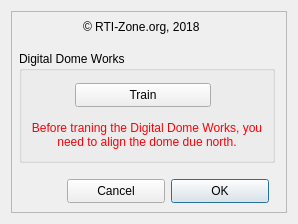
rpineau/ddwDome, file ddwDome.ui: the form before one commit.
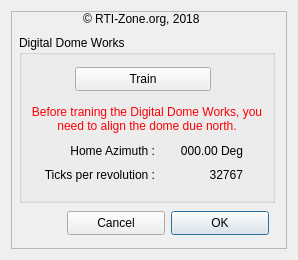
The form after the commit. Custom widgets are drawn as their Qt base class.

Commit message: Added some informations to the settings dialog (home Az and ticks per rev).

The edit to the form file:
```diff
--- a/ddwDome.ui
+++ b/ddwDome.ui
@@ -7,19 +7,19 @@
     <x>0</x>
     <y>0</y>
     <width>298</width>
-    <height>224</height>
+    <height>260</height>
    </rect>
   </property>
   <property name="minimumSize">
    <size>
     <width>298</width>
-    <height>224</height>
+    <height>260</height>
    </size>
   </property>
   <property name="maximumSize">
    <size>
     <width>298</width>
-    <height>224</height>
+    <height>260</height>
    </size>
   </property>
   <property name="windowTitle">
@@ -53,9 +53,9 @@
       <property name="geometry">
        <rect>
         <x>8</x>
-        <y>40</y>
+        <y>24</y>
         <width>256</width>
-        <height>112</height>
+        <height>168</height>
        </rect>
       </property>
       <property name="title">
@@ -93,12 +93,76 @@
         <bool>true</bool>
        </property>
       </widget>
+      <widget class="QLabel" name="label_2">
+       <property name="geometry">
+        <rect>
+         <x>16</x>
+         <y>104</y>
+         <width>120</width>
+         <height>24</height>
+        </rect>
+       </property>
+       <property name="text">
+        <string>Home Azimuth :</string>
+       </property>
+       <property name="alignment">
+        <set>Qt::AlignRight|Qt::AlignTrailing|Qt::AlignVCenter</set>
+       </property>
+      </widget>
+      <widget class="QLabel" name="homeAz">
+       <property name="geometry">
+        <rect>
+         <x>144</x>
+         <y>104</y>
+         <width>80</width>
+         <height>24</height>
+        </rect>
+       </property>
+       <property name="text">
+        <string>000.00 Deg</string>
+       </property>
+       <property name="alignment">
+        <set>Qt::AlignRight|Qt::AlignTrailing|Qt::AlignVCenter</set>
+       </property>
+      </widget>
+      <widget class="QLabel" name="label_3">
+       <property name="geometry">
+        <rect>
+         <x>0</x>
+         <y>128</y>
+         <width>136</width>
+         <height>24</height>
+        </rect>
+       </property>
+       <property name="text">
+        <string>Ticks per revolution :</string>
+       </property>
+       <property name="alignment">
+        <set>Qt::AlignRight|Qt::AlignTrailing|Qt::AlignVCenter</set>
+       </property>
+      </widget>
+      <widget class="QLabel" name="ticksPerRev">
+       <property name="geometry">
+        <rect>
+         <x>144</x>
+         <y>128</y>
+         <width>80</width>
+         <height>24</height>
+        </rect>
+       </property>
+       <property name="text">
+        <string>32767</string>
+       </property>
+       <property name="alignment">
+        <set>Qt::AlignRight|Qt::AlignTrailing|Qt::AlignVCenter</set>
+       </property>
+      </widget>
      </widget>
      <widget class="QPushButton" name="pushButtonOK">
       <property name="geometry">
        <rect>
         <x>160</x>
-        <y>168</y>
+        <y>200</y>
         <width>98</width>
         <height>24</height>
        </rect>
@@ -114,7 +178,7 @@
       <property name="geometry">
        <rect>
         <x>56</x>
-        <y>168</y>
+        <y>200</y>
         <width>98</width>
         <height>24</height>
        </rect>
@@ -127,7 +191,7 @@
       <property name="geometry">
        <rect>
         <x>72</x>
-        <y>8</y>
+        <y>0</y>
         <width>136</width>
         <height>16</height>
        </rect>
```
The commit also changes 1 other file.
